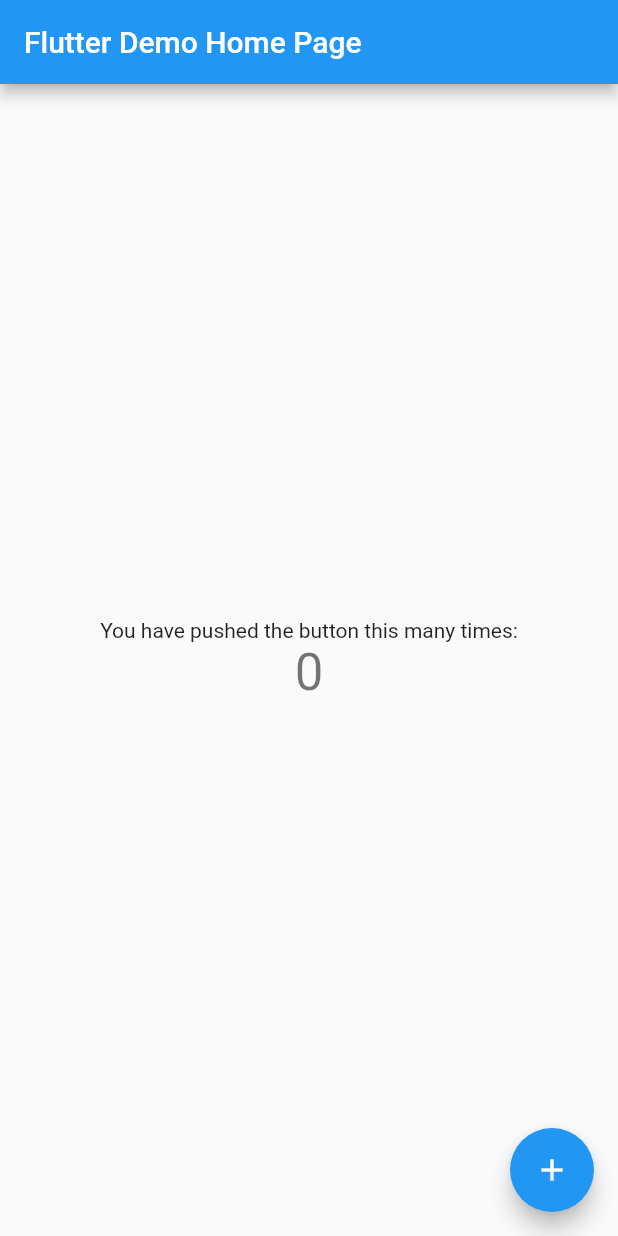
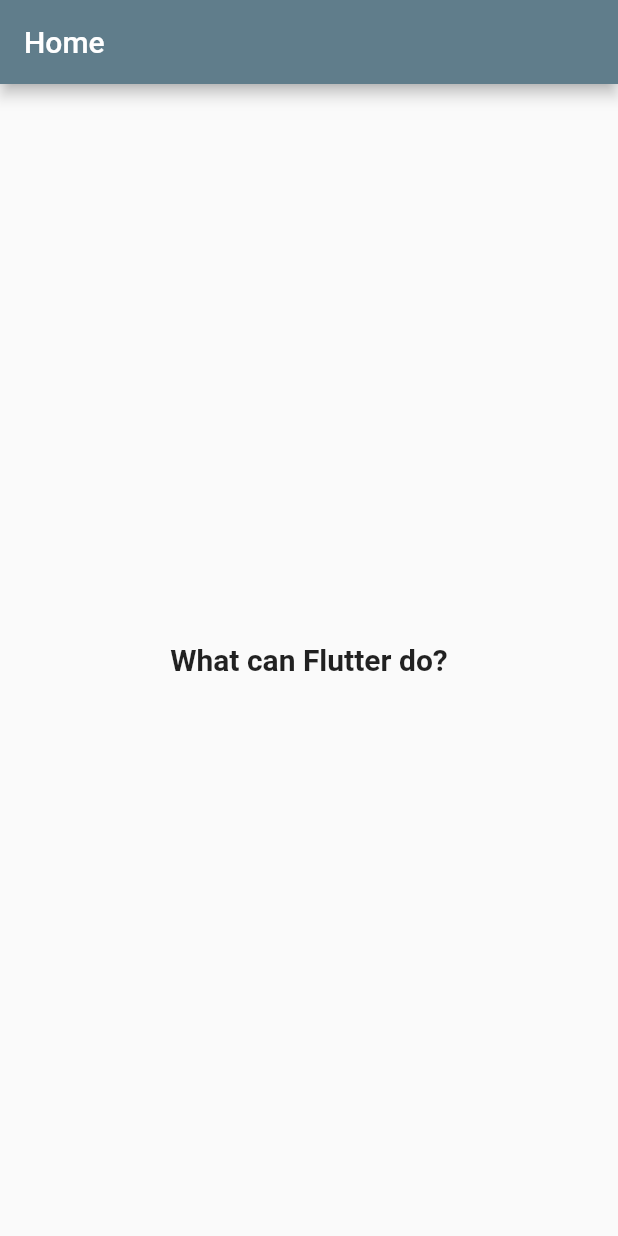
Before and after one commit to moshaz/wcfd, a Flutter app: the screen it shows after launch, on a phone screen of 412 x 824 dp. Run offline on Flutter 3.47's test engine with Material 2 defaults, Android fonts, the phone set to English and light mode, and no system bars.

Commit message:
Added Home Page, removed default Flutter code

```diff
--- /dev/null
+++ b/lib/home_page.dart
@@ -0,0 +1,33 @@
+import 'package:flutter/material.dart';
+
+class HomePage extends StatefulWidget {
+  const HomePage({Key? key}) : super(key: key);
+
+  @override
+  _HomePageState createState() => _HomePageState();
+}
+
+class _HomePageState extends State<HomePage> {
+  @override
+  Widget build(BuildContext context) {
+    return Scaffold(
+      appBar: AppBar(
+        title: Text("Home"),
+      ),
+      body: Center(
+        child: Column(
+          mainAxisAlignment: MainAxisAlignment.center,
+          children: <Widget>[
+            Text(
+              'What can Flutter do?',
+              style: TextStyle(
+                fontSize: 20,
+                fontWeight: FontWeight.bold
+              ),
+            ),
+          ],
+        ),
+      ),
+    );
+  }
+}
--- a/lib/main.dart
+++ b/lib/main.dart
@@ -1,4 +1,5 @@
 import 'package:flutter/material.dart';
+import 'package:wcfd/home_page.dart';
 
 void main() {
   runApp(MyApp());
@@ -9,7 +10,8 @@ class MyApp extends StatelessWidget {
   @override
   Widget build(BuildContext context) {
     return MaterialApp(
-      title: 'Flutter Demo',
+      debugShowCheckedModeBanner: false,
+      title: 'What Can Flutter Do?',
       theme: ThemeData(
         // This is the theme of your application.
         //
@@ -20,98 +22,13 @@ class MyApp extends StatelessWidget {
         // or simply save your changes to "hot reload" in a Flutter IDE).
         // Notice that the counter didn't reset back to zero; the application
         // is not restarted.
-        primarySwatch: Colors.blue,
+        primarySwatch: Colors.blueGrey,
         // This makes the visual density adapt to the platform that you run
         // the app on. For desktop platforms, the controls will be smaller and
         // closer together (more dense) than on mobile platforms.
         visualDensity: VisualDensity.adaptivePlatformDensity,
       ),
-      home: MyHomePage(title: 'Flutter Demo Home Page'),
+      home: HomePage(),
     );
   }
 }
-
-class MyHomePage extends StatefulWidget {
-  MyHomePage({Key key, this.title}) : super(key: key);
-
-  // This widget is the home page of your application. It is stateful, meaning
-  // that it has a State object (defined below) that contains fields that affect
-  // how it looks.
-
-  // This class is the configuration for the state. It holds the values (in this
-  // case the title) provided by the parent (in this case the App widget) and
-  // used by the build method of the State. Fields in a Widget subclass are
-  // always marked "final".
-
-  final String title;
-
-  @override
-  _MyHomePageState createState() => _MyHomePageState();
-}
-
-class _MyHomePageState extends State<MyHomePage> {
-  int _counter = 0;
-
-  void _incrementCounter() {
-    setState(() {
-      // This call to setState tells the Flutter framework that something has
-      // changed in this State, which causes it to rerun the build method below
-      // so that the display can reflect the updated values. If we changed
-      // _counter without calling setState(), then the build method would not be
-      // called again, and so nothing would appear to happen.
-      _counter++;
-    });
-  }
-
-  @override
-  Widget build(BuildContext context) {
-    // This method is rerun every time setState is called, for instance as done
-    // by the _incrementCounter method above.
-    //
-    // The Flutter framework has been optimized to make rerunning build methods
-    // fast, so that you can just rebuild anything that needs updating rather
-    // than having to individually change instances of widgets.
-    return Scaffold(
-      appBar: AppBar(
-        // Here we take the value from the MyHomePage object that was created by
-        // the App.build method, and use it to set our appbar title.
-        title: Text(widget.title),
-      ),
-      body: Center(
-        // Center is a layout widget. It takes a single child and positions it
-        // in the middle of the parent.
-        child: Column(
-          // Column is also a layout widget. It takes a list of children and
-          // arranges them vertically. By default, it sizes itself to fit its
-          // children horizontally, and tries to be as tall as its parent.
-          //
-          // Invoke "debug painting" (press "p" in the console, choose the
-          // "Toggle Debug Paint" action from the Flutter Inspector in Android
-          // Studio, or the "Toggle Debug Paint" command in Visual Studio Code)
-          // to see the wireframe for each widget.
-          //
-          // Column has various properties to control how it sizes itself and
-          // how it positions its children. Here we use mainAxisAlignment to
-          // center the children vertically; the main axis here is the vertical
-          // axis because Columns are vertical (the cross axis would be
-          // horizontal).
-          mainAxisAlignment: MainAxisAlignment.center,
-          children: <Widget>[
-            Text(
-              'You have pushed the button this many times:',
-            ),
-            Text(
-              '$_counter',
-              style: Theme.of(context).textTheme.headline4,
-            ),
-          ],
-        ),
-      ),
-      floatingActionButton: FloatingActionButton(
-        onPressed: _incrementCounter,
-        tooltip: 'Increment',
-        child: Icon(Icons.add),
-      ), // This trailing comma makes auto-formatting nicer for build methods.
-    );
-  }
-}
--- a/pubspec.yaml
+++ b/pubspec.yaml
@@ -18,7 +18,7 @@ publish_to: 'none' # Remove this line if you wish to publish to pub.dev
 version: 1.0.0+1
 
 environment:
-  sdk: ">=2.7.0 <3.0.0"
+  sdk: ">=2.12.0 <3.0.0"
 
 dependencies:
   flutter:
```
Also changed, not shown: pubspec.lock.
